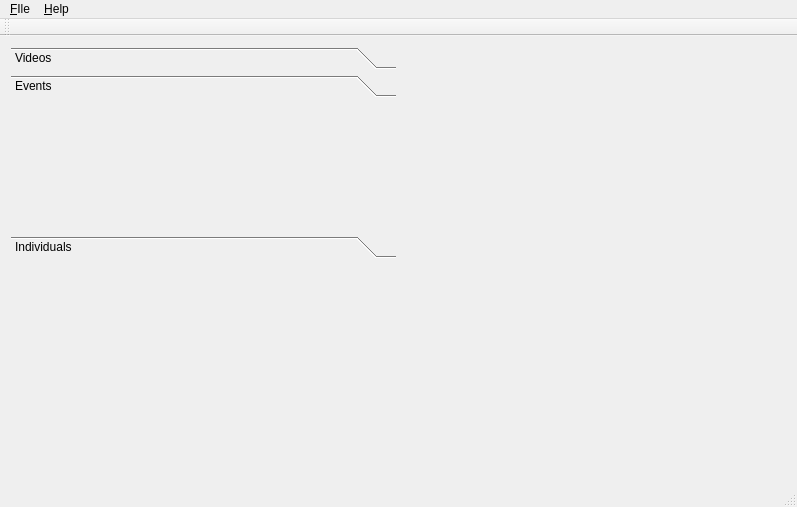
Before: the Qt Designer form src/GUI/mainwindow.ui in BioFoV/BioFoV, drawn with Qt 5.
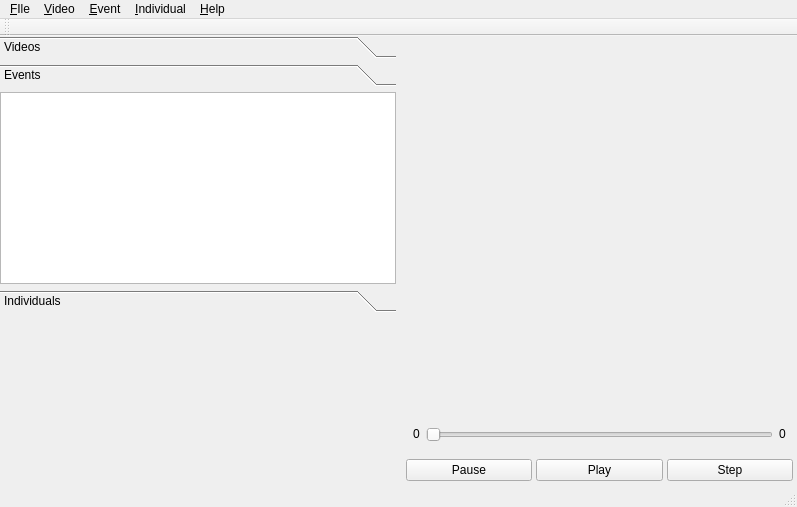
After: the same form once the commit is applied. The open tabs and pages were chosen to show the change.

The edit to the form file:
```diff
--- a/src/GUI/mainwindow.ui
+++ b/src/GUI/mainwindow.ui
@@ -15,6 +15,18 @@
   </property>
   <widget class="QWidget" name="centralWidget">
    <layout class="QHBoxLayout" name="horizontalLayout">
+    <property name="leftMargin">
+     <number>0</number>
+    </property>
+    <property name="topMargin">
+     <number>0</number>
+    </property>
+    <property name="rightMargin">
+     <number>0</number>
+    </property>
+    <property name="bottomMargin">
+     <number>0</number>
+    </property>
     <item>
      <layout class="QVBoxLayout" name="verticalLayoutLeft">
       <item>
@@ -45,13 +57,37 @@
           <rect>
            <x>0</x>
            <y>0</y>
-           <width>98</width>
-           <height>28</height>
+           <width>394</width>
+           <height>192</height>
           </rect>
          </property>
          <attribute name="label">
           <string>Events</string>
          </attribute>
+         <layout class="QVBoxLayout" name="verticalLayout_2">
+          <property name="leftMargin">
+           <number>0</number>
+          </property>
+          <property name="topMargin">
+           <number>0</number>
+          </property>
+          <property name="rightMargin">
+           <number>0</number>
+          </property>
+          <property name="bottomMargin">
+           <number>0</number>
+          </property>
+          <item>
+           <widget class="QListWidget" name="eventList">
+            <property name="frameShape">
+             <enum>QFrame::StyledPanel</enum>
+            </property>
+            <property name="frameShadow">
+             <enum>QFrame::Plain</enum>
+            </property>
+           </widget>
+          </item>
+         </layout>
         </widget>
         <widget class="QWidget" name="page_3">
          <property name="geometry">
@@ -69,7 +105,7 @@
        </widget>
       </item>
       <item>
-       <widget class="QWidget" name="widget" native="true">
+       <widget class="QWidget" name="propertiesForm" native="true">
         <property name="sizePolicy">
          <sizepolicy hsizetype="Preferred" vsizetype="Expanding">
           <horstretch>0</horstretch>
@@ -82,10 +118,13 @@
     </item>
     <item>
      <layout class="QVBoxLayout" name="verticalLayoutRight">
+      <property name="spacing">
+       <number>2</number>
+      </property>
       <item>
        <widget class="QLabel" name="label">
         <property name="sizePolicy">
-         <sizepolicy hsizetype="Expanding" vsizetype="Preferred">
+         <sizepolicy hsizetype="Expanding" vsizetype="Expanding">
           <horstretch>0</horstretch>
           <verstretch>0</verstretch>
          </sizepolicy>
@@ -95,6 +134,132 @@
         </property>
        </widget>
       </item>
+      <item>
+       <widget class="QWidget" name="widget_2" native="true">
+        <property name="sizePolicy">
+         <sizepolicy hsizetype="Preferred" vsizetype="Fixed">
+          <horstretch>0</horstretch>
+          <verstretch>0</verstretch>
+         </sizepolicy>
+        </property>
+        <layout class="QVBoxLayout" name="verticalLayout_5">
+         <property name="leftMargin">
+          <number>0</number>
+         </property>
+         <property name="topMargin">
+          <number>0</number>
+         </property>
+         <property name="rightMargin">
+          <number>0</number>
+         </property>
+         <property name="bottomMargin">
+          <number>0</number>
+         </property>
+         <item>
+          <widget class="QWidget" name="widget_3" native="true">
+           <property name="sizePolicy">
+            <sizepolicy hsizetype="Preferred" vsizetype="Fixed">
+             <horstretch>0</horstretch>
+             <verstretch>0</verstretch>
+            </sizepolicy>
+           </property>
+           <layout class="QHBoxLayout" name="horizontalLayout_2" stretch="0,0,0">
+            <item>
+             <widget class="QLabel" name="framesPassed">
+              <property name="sizePolicy">
+               <sizepolicy hsizetype="Preferred" vsizetype="Fixed">
+                <horstretch>0</horstretch>
+                <verstretch>0</verstretch>
+               </sizepolicy>
+              </property>
+              <property name="text">
+               <string notr="true">0</string>
+              </property>
+              <property name="textFormat">
+               <enum>Qt::PlainText</enum>
+              </property>
+             </widget>
+            </item>
+            <item>
+             <widget class="QSlider" name="horizontalSlider">
+              <property name="sizePolicy">
+               <sizepolicy hsizetype="Expanding" vsizetype="Fixed">
+                <horstretch>0</horstretch>
+                <verstretch>0</verstretch>
+               </sizepolicy>
+              </property>
+              <property name="orientation">
+               <enum>Qt::Horizontal</enum>
+              </property>
+             </widget>
+            </item>
+            <item>
+             <widget class="QLabel" name="framesRemaining">
+              <property name="sizePolicy">
+               <sizepolicy hsizetype="Preferred" vsizetype="Fixed">
+                <horstretch>0</horstretch>
+                <verstretch>0</verstretch>
+               </sizepolicy>
+              </property>
+              <property name="text">
+               <string notr="true">0</string>
+              </property>
+             </widget>
+            </item>
+           </layout>
+          </widget>
+         </item>
+        </layout>
+       </widget>
+      </item>
+      <item>
+       <widget class="QWidget" name="widget" native="true">
+        <property name="sizePolicy">
+         <sizepolicy hsizetype="Preferred" vsizetype="Preferred">
+          <horstretch>0</horstretch>
+          <verstretch>0</verstretch>
+         </sizepolicy>
+        </property>
+        <layout class="QHBoxLayout" name="horizontalLayout_3">
+         <property name="spacing">
+          <number>4</number>
+         </property>
+         <property name="leftMargin">
+          <number>4</number>
+         </property>
+         <property name="topMargin">
+          <number>4</number>
+         </property>
+         <property name="rightMargin">
+          <number>4</number>
+         </property>
+         <property name="bottomMargin">
+          <number>4</number>
+         </property>
+         <item>
+          <widget class="QPushButton" name="pauseButton">
+           <property name="text">
+            <string>Pause</string>
+           </property>
+          </widget>
+         </item>
+         <item>
+          <widget class="QPushButton" name="playButton">
+           <property name="text">
+            <string>Play</string>
+           </property>
+          </widget>
+         </item>
+         <item>
+          <widget class="QPushButton" name="stepButton">
+           <property name="text">
+            <string>Step</string>
+           </property>
+          </widget>
+         </item>
+        </layout>
+       </widget>
+      </item>
      </layout>
     </item>
    </layout>
@@ -124,7 +289,31 @@
     </property>
     <addaction name="actionAbout"/>
    </widget>
+   <widget class="QMenu" name="menuVideo">
+    <property name="title">
+     <string>&amp;Video</string>
+    </property>
+    <addaction name="actionAdd_Video_File_2"/>
+    <addaction name="action_Remove_From_Project"/>
+   </widget>
+   <widget class="QMenu" name="menuEvent">
+    <property name="title">
+     <string>&amp;Event</string>
+    </property>
+    <addaction name="actionNewEvent"/>
+    <addaction name="actionDeleteEvent"/>
+   </widget>
+   <widget class="QMenu" name="menuIndividual">
+    <property name="title">
+     <string>&amp;Individual</string>
+    </property>
+    <addaction name="actionNewIndividual"/>
+    <addaction name="actionDeleteIndividual"/>
+   </widget>
    <addaction name="menuFile"/>
+   <addaction name="menuVideo"/>
+   <addaction name="menuEvent"/>
+   <addaction name="menuIndividual"/>
    <addaction name="menuHelp"/>
   </widget>
   <widget class="QToolBar" name="mainToolBar">
```
Left out of the diff: 114 changed lines with no effect on the pictures.
